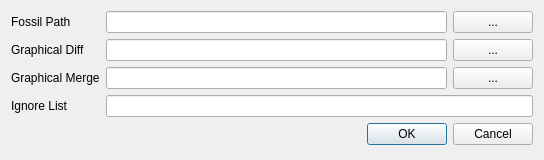
Before: the Qt Designer form SettingsDialog.ui in AnotherFoxGuy/diesel-scm, drawn with Qt 5.
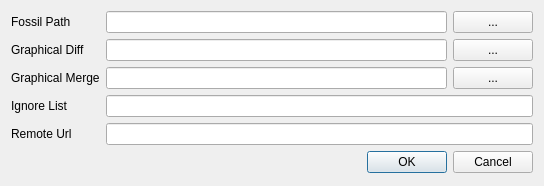
After: the same form once the commit is applied.

Commit message:
Integrated all fossil/fuel options into the Settings dialog runFossil now uses a bitfield to control execution options Settings management now sucks less, (but still enough suckage remains)
FossilOrigin-Name: 91c5a65b7e4ca4801a6d7632abd7982d2063a1f3

Diff of the .ui file:
```diff
--- a/SettingsDialog.ui
+++ b/SettingsDialog.ui
@@ -10,7 +10,7 @@
     <x>0</x>
     <y>0</y>
     <width>544</width>
-    <height>160</height>
+    <height>186</height>
    </rect>
   </property>
   <property name="windowTitle">
@@ -111,7 +111,17 @@
    <item row="3" column="1">
     <widget class="QLineEdit" name="lineIgnore"/>
    </item>
+   <item row="4" column="0">
+    <widget class="QLabel" name="label_5">
+     <property name="text">
+      <string>Remote Url</string>
+     </property>
+    </widget>
+   </item>
    <item row="4" column="1">
+    <widget class="QLineEdit" name="lineRemoteURL"/>
+   </item>
+   <item row="5" column="1">
     <widget class="QDialogButtonBox" name="buttonBox">
      <property name="orientation">
       <enum>Qt::Horizontal</enum>
```
Left out of the diff: 4 changed lines with no effect on the pictures. The commit also changes 7 other files.
